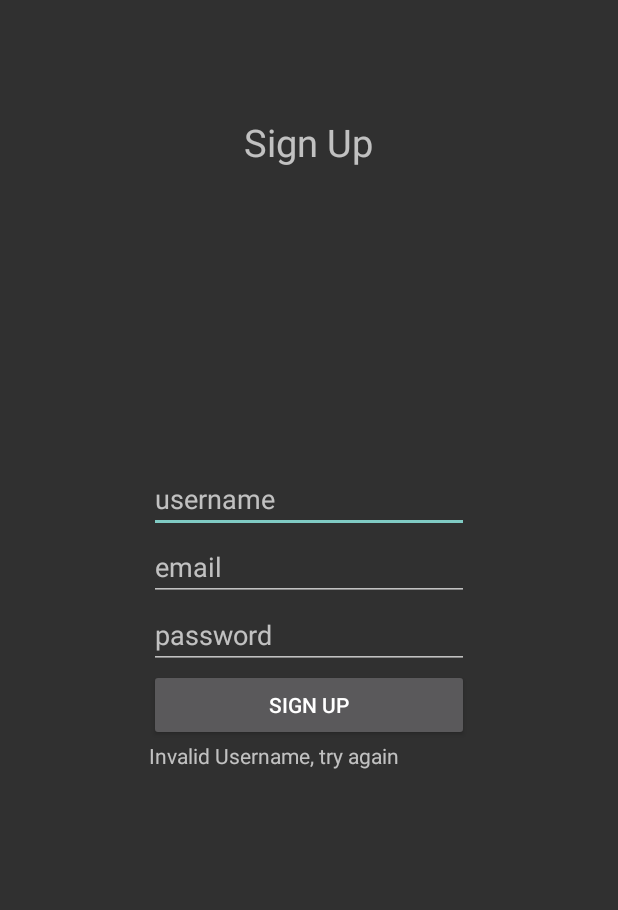
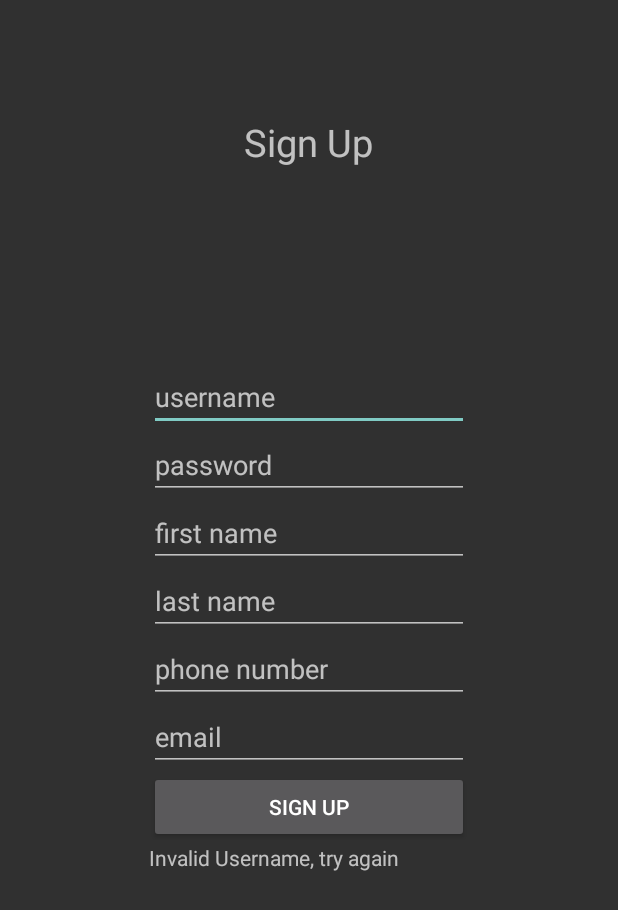
Before and after one commit to Fluchey/PVT_SportApp, an Android app: the RegisterActivity screen opened directly, with no data from a screen before it, after a tap on "SIGN UP", on a phone screen of 412 x 824 dp. Shown: the top 910 px of the screen. Run offline under Robolectric (Android 15) with nearby library versions, the phone set to English and light mode, and no system bars.

Commit message:
Added correct number of fields in activity_register.xml, started working on JSON object wehn postin to API

```diff
--- a/app/src/main/java/sportapp/pvt_sportapp/RegisterActivity.java
+++ b/app/src/main/java/sportapp/pvt_sportapp/RegisterActivity.java
@@ -1,10 +1,5 @@
 package sportapp.pvt_sportapp;
 
-import android.app.ProgressDialog;
-import android.content.Intent;
-import android.net.Uri;
-import android.os.AsyncTask;
-import android.provider.ContactsContract;
 import android.support.v7.app.AppCompatActivity;
 import android.os.Bundle;
 import android.text.TextUtils;
@@ -12,20 +7,10 @@ import android.util.Log;
 import android.view.View;
 import android.widget.Button;
 import android.widget.EditText;
-import android.widget.LinearLayout;
 import android.widget.TextView;
-import android.widget.Toast;
 
-import java.io.BufferedReader;
-import java.io.BufferedWriter;
-import java.io.IOException;
-import java.io.InputStream;
-import java.io.InputStreamReader;
-import java.io.OutputStream;
-import java.io.OutputStreamWriter;
-import java.net.HttpURLConnection;
-import java.net.MalformedURLException;
-import java.net.URL;
+import org.json.JSONException;
+import org.json.JSONObject;
 
 public class RegisterActivity extends AppCompatActivity {
 
@@ -36,25 +21,38 @@ public class RegisterActivity extends AppCompatActivity {
 
         Button signUpButton = (Button) findViewById(R.id.registerButton);
 
-        signUpButton.setOnClickListener(new View.OnClickListener(){
+        signUpButton.setOnClickListener(new View.OnClickListener() {
             @Override
             public void onClick(View v) {
                 EditText username = (EditText) findViewById(R.id.etRegisterUsername);
                 EditText password = (EditText) findViewById(R.id.etRegisterPassword);
-                EditText email = (EditText) findViewById(R.id.etRegisterEmail);
+                EditText firstName = (EditText) findViewById(R.id.etRegisterFirstName);
+                EditText lastName = (EditText) findViewById(R.id.etRegisterLastName);
+                EditText phoneNumber = (EditText) findViewById(R.id.etRegisterPhoneNumber);
+                EditText email = (EditText) findViewById(R.id.etRegisterMail);
                 TextView message = (TextView) findViewById(R.id.tvSignUpMessage);
 
                 if (TextUtils.isEmpty(username.getText().toString())) {
                     message.setText("Invalid Username, try again");
-                }else if (!android.util.Patterns.EMAIL_ADDRESS.matcher(email.getText().toString()).matches()) {
+                } else if (!android.util.Patterns.EMAIL_ADDRESS.matcher(email.getText().toString()).matches()) {
                     message.setText("Invalid Email, try again");
-                }else if (TextUtils.isEmpty(password.getText().toString())) {
+                } else if (TextUtils.isEmpty(password.getText().toString())) {
                     message.setText("Invalid Password, try again");
+                } else {
+                    JSONObject jsonObject = new JSONObject();
+                    try {
+                        jsonObject.put("user_id",username.getText().toString());
+                        jsonObject.put("firstname", firstName.getText().toString());
+                        jsonObject.put("lastname", lastName.getText().toString());
+                        jsonObject.put("mobilnummer", phoneNumber.getText().toString());
+                        jsonObject.put("user_mail", email.getText().toString());
+                        jsonObject.put("password_user", password.getText().toString());
+                        Log.d("JsonObject", jsonObject.toString());
+                    } catch (JSONException e) {
+                        e.printStackTrace();
+                    }
                 }
-                //else{
-                // skapa användare, pusha till databas
-                // hoppa vidare till någon slags "profil"}
             }
-        } );
+        });
     }
 }
--- a/app/src/main/res/layout/activity_register.xml
+++ b/app/src/main/res/layout/activity_register.xml
@@ -35,20 +35,44 @@
             android:inputType="textPersonName"/>
 
         <EditText
-            android:id="@+id/etRegisterEmail"
-            android:layout_width="match_parent"
-            android:layout_height="wrap_content"
-            android:ems="10"
-            android:hint="@string/email"
-            android:inputType="textEmailAddress"/>
-
-        <EditText
             android:id="@+id/etRegisterPassword"
             android:layout_width="match_parent"
             android:layout_height="wrap_content"
             android:ems="10"
             android:hint="@string/password"
-            android:inputType="textPassword"/>
+            android:inputType="textPassword" />
+
+        <EditText
+            android:id="@+id/etRegisterFirstName"
+            android:layout_width="match_parent"
+            android:layout_height="wrap_content"
+            android:ems="10"
+            android:hint="@string/first_name"
+            android:inputType="textEmailAddress" />
+
+        <EditText
+            android:id="@+id/etRegisterLastName"
+            android:layout_width="match_parent"
+            android:layout_height="wrap_content"
+            android:ems="10"
+            android:hint="@string/last_name"
+            android:inputType="textEmailAddress" />
+
+        <EditText
+            android:id="@+id/etRegisterPhoneNumber"
+            android:layout_width="match_parent"
+            android:layout_height="wrap_content"
+            android:ems="10"
+            android:hint="@string/phone_number"
+            android:inputType="textEmailAddress" />
+
+        <EditText
+            android:id="@+id/etRegisterMail"
+            android:layout_width="match_parent"
+            android:layout_height="wrap_content"
+            android:ems="10"
+            android:hint="@string/email"
+            android:inputType="textEmailAddress" />
 
         <Button
             android:id="@+id/registerButton"
--- a/app/src/main/res/values/strings.xml
+++ b/app/src/main/res/values/strings.xml
@@ -1,6 +1,9 @@
 <resources>
     <string name="app_name">PVT_Sportapp</string>
     <string name="username">username</string>
+    <string name="first_name">first name</string>
+    <string name="last_name">last name</string>
+    <string name="phone_number">phone number</string>
     <string name="password">password</string>
     <string name="log_in">Log In</string>
     <string name="register_here">Register Here</string>
```
